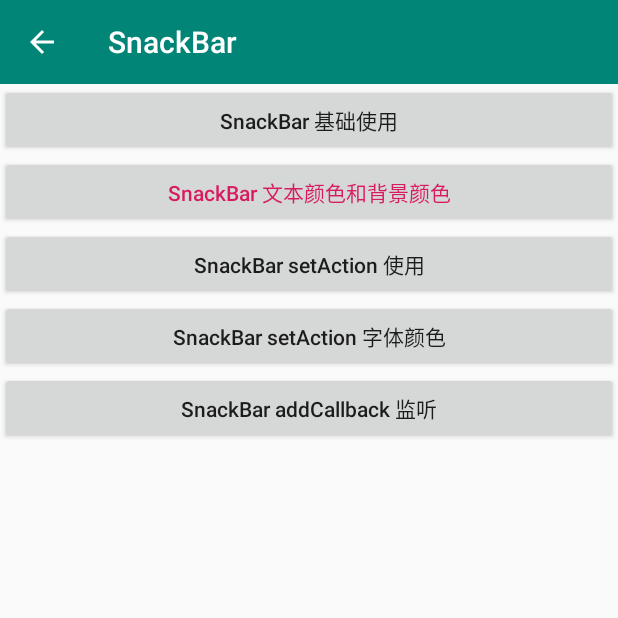
After one commit to JaynmBo/MaterialDesign-master, an Android app: the SnackBarActivity screen opened directly, with no data from a screen before it, on a phone screen of 412 x 824 dp, the top half of it. The commit adds this screen. Run offline under Robolectric (Android 15) with nearby library versions, the phone set to English and light mode, and no system bars.

Commit message:
SnackBar

```diff
--- a/app/src/main/AndroidManifest.xml
+++ b/app/src/main/AndroidManifest.xml
@@ -9,16 +9,17 @@
         android:roundIcon="@mipmap/ic_launcher_round"
         android:supportsRtl="true"
         android:theme="@style/AppTheme">
-        <activity android:name=".tablayout.TabLayoutActivity">
+        <activity android:name="com.caobo.slideviewdemo.textinputlayout.TextInputLayoutActivity">
             <intent-filter>
                 <action android:name="android.intent.action.MAIN" />
 
                 <category android:name="android.intent.category.LAUNCHER" />
             </intent-filter>
         </activity>
-
         <activity android:name=".toolbar.ToolBarActivity"/>
         <activity android:name=".toolbar.ToolBarDemoActivity"/>
+        <activity android:name=".tablayout.TabLayoutActivity"/>
+        <activity android:name=".snackbar.SnackBarActivity"/>
     </application>
 
 </manifest>
--- a/app/src/main/java/com/caobo/slideviewdemo/tablayout/BaseFragment.java
+++ b/app/src/main/java/com/caobo/slideviewdemo/tablayout/BaseFragment.java
@@ -14,8 +14,8 @@ import butterknife.ButterKnife;
 /**
  * File descripition:
  *
- * @author lp
- * @date 2019/3/15
+ * @author cb
+ * @date 2020/6/15
  */
 
 public abstract class BaseFragment extends Fragment {
--- /dev/null
+++ b/app/src/main/res/drawable/ic_baseline_account_circle_24.xml
@@ -0,0 +1,5 @@
+<vector android:height="20dp" android:tint="?attr/colorControlNormal"
+    android:viewportHeight="24" android:viewportWidth="24"
+    android:width="20dp" xmlns:android="http://schemas.android.com/apk/res/android">
+    <path android:fillColor="@android:color/white" android:pathData="M12,2C6.48,2 2,6.48 2,12s4.48,10 10,10 10,-4.48 10,-10S17.52,2 12,2zM12,5c1.66,0 3,1.34 3,3s-1.34,3 -3,3 -3,-1.34 -3,-3 1.34,-3 3,-3zM12,19.2c-2.5,0 -4.71,-1.28 -6,-3.22 0.03,-1.99 4,-3.08 6,-3.08 1.99,0 5.97,1.09 6,3.08 -1.29,1.94 -3.5,3.22 -6,3.22z"/>
+</vector>
--- /dev/null
+++ b/app/src/main/res/drawable/ic_baseline_lock_24.xml
@@ -0,0 +1,5 @@
+<vector android:height="20dp" android:tint="?attr/colorControlNormal"
+    android:viewportHeight="24" android:viewportWidth="24"
+    android:width="20dp" xmlns:android="http://schemas.android.com/apk/res/android">
+    <path android:fillColor="@android:color/white" android:pathData="M18,8h-1L17,6c0,-2.76 -2.24,-5 -5,-5S7,3.24 7,6v2L6,8c-1.1,0 -2,0.9 -2,2v10c0,1.1 0.9,2 2,2h12c1.1,0 2,-0.9 2,-2L20,10c0,-1.1 -0.9,-2 -2,-2zM12,17c-1.1,0 -2,-0.9 -2,-2s0.9,-2 2,-2 2,0.9 2,2 -0.9,2 -2,2zM15.1,8L8.9,8L8.9,6c0,-1.71 1.39,-3.1 3.1,-3.1 1.71,0 3.1,1.39 3.1,3.1v2z"/>
+</vector>
--- /dev/null
+++ b/app/src/main/res/drawable/ic_baseline_remove_red_eye_24.xml
@@ -0,0 +1,5 @@
+<vector android:height="18dp" android:tint="?attr/colorControlNormal"
+    android:viewportHeight="24" android:viewportWidth="24"
+    android:width="18dp" xmlns:android="http://schemas.android.com/apk/res/android">
+    <path android:fillColor="@android:color/white" android:pathData="M12,4.5C7,4.5 2.73,7.61 1,12c1.73,4.39 6,7.5 11,7.5s9.27,-3.11 11,-7.5c-1.73,-4.39 -6,-7.5 -11,-7.5zM12,17c-2.76,0 -5,-2.24 -5,-5s2.24,-5 5,-5 5,2.24 5,5 -2.24,5 -5,5zM12,9c-1.66,0 -3,1.34 -3,3s1.34,3 3,3 3,-1.34 3,-3 -1.34,-3 -3,-3z"/>
+</vector>
--- /dev/null
+++ b/app/src/main/res/layout/activity_snackbar.xml
@@ -0,0 +1,64 @@
+<?xml version="1.0" encoding="utf-8"?>
+<LinearLayout xmlns:android="http://schemas.android.com/apk/res/android"
+    xmlns:app="http://schemas.android.com/apk/res-auto"
+    xmlns:tools="http://schemas.android.com/tools"
+    android:layout_width="match_parent"
+    android:layout_height="match_parent"
+    android:orientation="vertical">
+
+    <androidx.appcompat.widget.Toolbar
+        android:id="@+id/toolbar"
+        android:layout_width="match_parent"
+        android:layout_height="?attr/actionBarSize"
+        android:background="?attr/colorPrimary"
+        app:layout_scrollFlags="scroll|enterAlways"
+        app:navigationIcon="@drawable/abc_vector_test"
+        app:subtitleTextColor="#FFF"
+        app:title="SnackBar"
+        app:titleTextColor="#FFF"
+        tools:ignore="MissingConstraints" />
+
+    <Button
+        android:layout_width="match_parent"
+        android:layout_height="wrap_content"
+        android:onClick="onSnackClick"
+        android:text="SnackBar 基础使用"
+        android:textAllCaps="false"
+        android:textSize="14dp" />
+
+    <Button
+        android:layout_width="match_parent"
+        android:layout_height="wrap_content"
+        android:onClick="onSnackTextColorClick"
+        android:text="SnackBar 文本颜色和背景颜色"
+        android:textAllCaps="false"
+        android:textColor="@color/colorAccent"
+        android:textSize="14dp" />
+
+
+    <Button
+        android:layout_width="match_parent"
+        android:layout_height="wrap_content"
+        android:onClick="onSnackActionClick"
+        android:text="SnackBar setAction 使用"
+        android:textAllCaps="false"
+        android:textSize="14dp" />
+
+    <Button
+        android:layout_width="match_parent"
+        android:layout_height="wrap_content"
+        android:onClick="onSnackActionTextColorClick"
+        android:text="SnackBar setAction 字体颜色"
+        android:textAllCaps="false"
+        android:textSize="14dp" />
+
+    <Button
+        android:layout_width="match_parent"
+        android:layout_height="wrap_content"
+        android:onClick="onSnackAddClick"
+        android:text="SnackBar addCallback 监听"
+        android:textAllCaps="false"
+        android:textSize="14dp" />
+
+
+</LinearLayout>
```
Also changed, not shown: app/src/main/java/com/caobo/slideviewdemo/snackbar/SnackBarActivity.java (added, +117 -0 lines), app/src/main/java/com/caobo/slideviewdemo/snackbar/SnackbarUtil.java (added, +178 -0 lines), app/src/main/java/com/caobo/slideviewdemo/tablayout/LazyFragment.java (+0 -44 lines), app/src/main/java/com/caobo/slideviewdemo/tablayout/MyFragment2.java (+2 -5 lines), app/src/main/java/com/caobo/slideviewdemo/tablayout/TabLayoutActivity.java (+31 -2 lines), app/src/main/java/com/caobo/slideviewdemo/textinputlayout/TextInputLayoutActivity.java (added, +47 -0 lines), app/src/main/res/drawable/ic_baseline_account_balance_24.xml (added, +22 -0 lines), app/src/main/res/layout/activity_inputlayout.xml (added, +65 -0 lines), app/src/main/res/layout/tab_item.xml (added, +22 -0 lines), app/src/main/res/values/styles.xml (+5 -3 lines).
